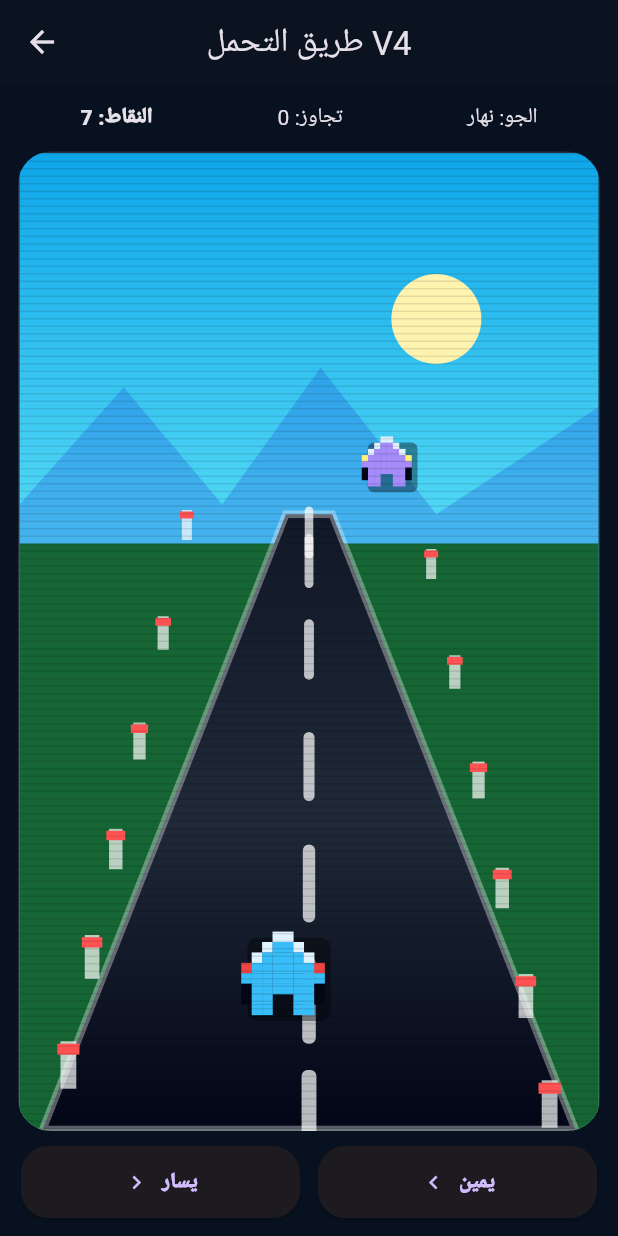
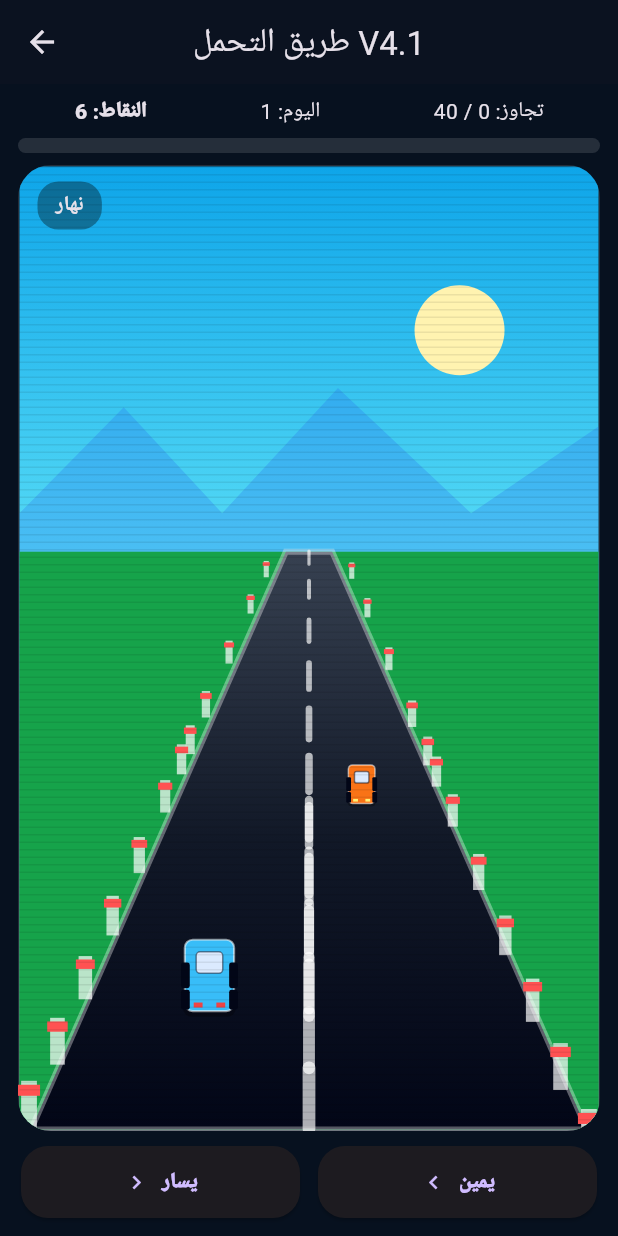
Before and after one commit to aljwaal1/carsgame, a Flutter app: the RoadV4Screen screen opened directly, after a tap on "ابدأ", after a tap on "يسار", on a phone screen of 412 x 824 dp. Run offline on Flutter 3.47's test engine with Material 3 defaults, Android fonts, the phone set to English and light mode, and no system bars; our stand-ins replace audioplayers, shared_preferences; accounts and stored records are empty.

Commit message:
Rework road game with Enduro-style passing logic

```diff
--- a/lib/main.dart
+++ b/lib/main.dart
@@ -16,7 +16,7 @@ class RetroV4App extends StatelessWidget {
   Widget build(BuildContext context) {
     return MaterialApp(
       debugShowCheckedModeBanner: false,
-      title: 'ألعاب زمان V4',
+      title: 'ألعاب زمان V4.1',
       theme: ThemeData.dark(useMaterial3: true).copyWith(
         scaffoldBackgroundColor: const Color(0xff07111f),
         appBarTheme: const AppBarTheme(centerTitle: true, backgroundColor: Color(0xff0b1220)),
@@ -64,15 +64,15 @@ class HomeV4 extends StatelessWidget {
             padding: const EdgeInsets.all(18),
             child: Column(crossAxisAlignment: CrossAxisAlignment.stretch, children: [
               const SizedBox(height: 8),
-              const Text('ألعاب زمان V4', textAlign: TextAlign.center, style: TextStyle(fontSize: 34, fontWeight: FontWeight.w900)),
+              const Text('ألعاب زمان V4.1', textAlign: TextAlign.center, style: TextStyle(fontSize: 34, fontWeight: FontWeight.w900)),
               const SizedBox(height: 6),
-              const Text('إعادة بناء من الصفر: أبطأ، أوضح، ونقاط منطقية', textAlign: TextAlign.center, style: TextStyle(color: Colors.white70)),
+              const Text('السيارات الآن بمنطق سباق تحمّل: أنت تلحق وتتجاوز', textAlign: TextAlign.center, style: TextStyle(color: Colors.white70)),
               const SizedBox(height: 28),
               GameTile(title: 'طائرة الوقود', icon: '✈️', text: 'إطلاق تلقائي، تحكم بالسحب أو الشريط، وقود وعوائق واضحة.', onTap: () => Navigator.push(context, MaterialPageRoute(builder: (_) => const Directionality(textDirection: TextDirection.rtl, child: PlaneV4Screen())))),
               const SizedBox(height: 16),
-              GameTile(title: 'طريق التحمل', icon: '🏎️', text: 'سباق أهدأ، منظور طريق أفضل، نقاط للتجاوز والمراحل.', onTap: () => Navigator.push(context, MaterialPageRoute(builder: (_) => const Directionality(textDirection: TextDirection.rtl, child: RoadV4Screen())))),
+              GameTile(title: 'طريق التحمل', icon: '🏎️', text: 'أنت تمشي للأمام، تلحق السيارات وتتجاوزها، مع ليل وطقس ومراحل.', onTap: () => Navigator.push(context, MaterialPageRoute(builder: (_) => const Directionality(textDirection: TextDirection.rtl, child: RoadV4Screen())))),
               const Spacer(),
-              const Text('هذه نسخة أصلية بروح الألعاب القديمة، وليست نسخة حرفية من لعبة محمية.', textAlign: TextAlign.center, style: TextStyle(color: Colors.white38, fontSize: 12)),
+              const Text('نسخة أصلية بروح ألعاب التحمل القديمة، وليست نسخة حرفية من لعبة محمية.', textAlign: TextAlign.center, style: TextStyle(color: Colors.white38, fontSize: 12)),
             ]),
           ),
         ),
@@ -419,10 +419,12 @@ class PlaneV4Painter extends CustomPainter {
   bool shouldRepaint(covariant PlaneV4Painter oldDelegate) => true;
 }
 
-class RoadCarV4 {
-  RoadCarV4({required this.x, required this.y, required this.lane, required this.speed});
-  double x, y, speed;
+class RoadOpponent {
+  RoadOpponent({required this.lane, required this.depth, required this.color, required this.speedBias});
   int lane;
+  double depth;
+  Color color;
+  double speedBias;
 }
 
 class RoadV4Screen extends StatefulWidget {
@@ -434,19 +436,20 @@ class RoadV4Screen extends StatefulWidget {
 class _RoadV4ScreenState extends State<RoadV4Screen> {
   final rnd = math.Random();
   Timer? timer;
-  double playerX = .5;
+  int playerLane = 2;
   int score = 0;
   int distance = 0;
   int passed = 0;
-  int stage = 1;
+  int target = 40;
+  int day = 1;
   int tick = 0;
   bool running = false;
   bool gameOver = false;
-  final cars = <RoadCarV4>[];
-  final lanes = [.28, .40, .52, .64, .76];
+  final opponents = <RoadOpponent>[];
+  final carColors = const [Color(0xffef4444), Color(0xffffd166), Color(0xff22c55e), Color(0xffa78bfa), Color(0xfff97316)];
 
   String get weather {
-    final p = (passed % 36) / 36;
+    final p = (passed % target) / target;
     if (p < .18) return 'نهار';
     if (p < .34) return 'غروب';
     if (p < .52) return 'ليل';
@@ -457,15 +460,16 @@ class _RoadV4ScreenState extends State<RoadV4Screen> {
 
   void start() {
     timer?.cancel();
-    playerX = .5;
+    playerLane = 2;
     score = 0;
     distance = 0;
     passed = 0;
-    stage = 1;
+    target = 40;
+    day = 1;
     tick = 0;
     running = true;
     gameOver = false;
-    cars.clear();
+    opponents.clear();
     Sfx.start();
     timer = Timer.periodic(const Duration(milliseconds: 33), (_) => step());
     setState(() {});
@@ -475,40 +479,64 @@ class _RoadV4ScreenState extends State<RoadV4Screen> {
     if (!running) return;
     tick++;
     distance++;
-    if (tick % 10 == 0) score += 1;
-    final speed = math.min(.017, .0055 + stage * .00055 + distance / 250000);
-    if (rnd.nextDouble() < (.014 + stage * .0014).clamp(.014, .027)) {
-      final lane = rnd.nextInt(lanes.length);
-      cars.add(RoadCarV4(x: lanes[lane] + (rnd.nextDouble() - .5) * .018, y: -.12, lane: lane, speed: .72 + rnd.nextDouble() * .32));
-    }
-    for (final c in cars) c.y += speed * c.speed;
-    final before = cars.length;
-    cars.removeWhere((c) => c.y > 1.12);
-    final removed = before - cars.length;
-    if (removed > 0) {
-      passed += removed;
-      score += removed * 100;
-      Sfx.pass();
-      if (passed > 0 && passed % 36 == 0) {
-        stage++;
-        score += 700;
-        cars.clear();
-        Sfx.stage();
+    if (tick % 12 == 0) score += 1;
+
+    final roadSpeed = math.min(.0135, .0048 + day * .00055 + distance / 260000);
+    final spawnChance = (.010 + day * .0012).clamp(.010, .024);
+    if (rnd.nextDouble() < spawnChance && opponents.length < 5) {
+      final lane = rnd.nextInt(5);
+      final tooClose = opponents.any((o) => o.lane == lane && o.depth < .22);
+      if (!tooClose) {
+        opponents.add(RoadOpponent(
+          lane: lane,
+          depth: .045,
+          color: carColors[rnd.nextInt(carColors.length)],
+          speedBias: .82 + rnd.nextDouble() * .28,
+        ));
       }
     }
-    for (final c in cars) {
-      if ((playerX - c.x).abs() < .050 && (.84 - c.y).abs() < .065) {
+
+    for (final o in opponents) {
+      o.depth += roadSpeed * o.speedBias;
+    }
+
+    final passedNow = opponents.where((o) => o.depth > 1.08).length;
+    if (passedNow > 0) {
+      passed += passedNow;
+      score += passedNow * 100;
+      Sfx.pass();
+      opponents.removeWhere((o) => o.depth > 1.08);
+    }
+
+    if (passed >= target) {
+      day++;
+      passed = 0;
+      target = math.min(90, target + 12);
+      score += 800;
+      opponents.clear();
+      Sfx.stage();
+    }
+
+    for (final o in opponents) {
+      if (o.depth > .78 && o.depth < .96 && o.lane == playerLane) {
         running = false;
         gameOver = true;
         Sfx.over();
       }
     }
+
     if (mounted) setState(() {});
   }
 
-  void move(double dx) {
+  void moveLeft() {
     if (!running) return;
-    playerX = (playerX + dx).clamp(.16, .84).toDouble();
+    playerLane = math.max(0, playerLane - 1);
+    setState(() {});
+  }
+
+  void moveRight() {
+    if (!running) return;
+    playerLane = math.min(4, playerLane + 1);
     setState(() {});
   }
 
@@ -517,136 +545,211 @@ class _RoadV4ScreenState extends State<RoadV4Screen> {
 
   @override
   Widget build(BuildContext context) => Scaffold(
-    appBar: AppBar(title: const Text('طريق التحمل V4')),
+    appBar: AppBar(title: const Text('طريق التحمل V4.1')),
     body: SafeArea(child: Column(children: [
-      Padding(padding: const EdgeInsets.all(12), child: Row(mainAxisAlignment: MainAxisAlignment.spaceAround, children: [
-        Text('النقاط: $score', style: const TextStyle(fontWeight: FontWeight.w900)),
-        Text('تجاوز: $passed'),
-        Text('الجو: $weather'),
+      Padding(padding: const EdgeInsets.fromLTRB(12, 8, 12, 8), child: Column(children: [
+        Row(mainAxisAlignment: MainAxisAlignment.spaceAround, children: [
+          Text('النقاط: $score', style: const TextStyle(fontWeight: FontWeight.w900)),
+          Text('اليوم: $day'),
+          Text('تجاوز: $passed / $target'),
+        ]),
+        const SizedBox(height: 7),
+        ClipRRect(borderRadius: BorderRadius.circular(20), child: LinearProgressIndicator(value: (passed / target).clamp(0, 1), minHeight: 10, backgroundColor: Colors.white12)),
       ])),
       Expanded(child: Container(
         margin: const EdgeInsets.symmetric(horizontal: 12),
         clipBehavior: Clip.antiAlias,
         decoration: BoxDecoration(borderRadius: BorderRadius.circular(22), border: Border.all(color: Colors.white12)),
         child: Stack(children: [
-          CustomPaint(painter: RoadV4Painter(playerX: playerX, cars: cars, weather: weather, tick: tick, score: score), child: const SizedBox.expand()),
-          if (!running) Center(child: _StartCard(title: gameOver ? 'حادث!' : 'طريق التحمل', subtitle: gameOver ? 'النقاط: $score' : 'تجاوز السيارات وأنهِ المراحل بهدوء', onTap: start)),
+          CustomPaint(painter: RoadEnduroPainter(playerLane: playerLane, opponents: opponents, weather: weather, tick: tick, day: day), child: const SizedBox.expand()),
+          Positioned(top: 10, left: 12, child: Container(padding: const EdgeInsets.symmetric(horizontal: 12, vertical: 6), decoration: BoxDecoration(color: Colors.black.withOpacity(.35), borderRadius: BorderRadius.circular(14)), child: Text(weather, style: const TextStyle(fontWeight: FontWeight.bold)))),
+          if (!running) Center(child: _StartCard(title: gameOver ? 'حادث!' : 'طريق التحمل', subtitle: gameOver ? 'النقاط: $score' : 'أنت تلحق السيارات أمامك وتتجاوزها. الهدف: $target سيارة', onTap: start)),
         ]),
       )),
       Padding(padding: const EdgeInsets.fromLTRB(14, 10, 14, 12), child: Row(children: [
-        Expanded(child: RetroButton(text: 'يسار', icon: Icons.keyboard_arrow_right, onTap: () => move(-.045))),
+        Expanded(child: RetroButton(text: 'يسار', icon: Icons.keyboard_arrow_right, onTap: moveLeft)),
         const SizedBox(width: 12),
-        Expanded(child: RetroButton(text: 'يمين', icon: Icons.keyboard_arrow_left, onTap: () => move(.045))),
+        Expanded(child: RetroButton(text: 'يمين', icon: Icons.keyboard_arrow_left, onTap: moveRight)),
       ])),
     ])),
   );
 }
 
-class RoadV4Painter extends CustomPainter {
-  RoadV4Painter({required this.playerX, required this.cars, required this.weather, required this.tick, required this.score});
-  final double playerX;
-  final List<RoadCarV4> cars;
+class RoadEnduroPainter extends CustomPainter {
+  RoadEnduroPainter({required this.playerLane, required this.opponents, required this.weather, required this.tick, required this.day});
+  final int playerLane;
+  final List<RoadOpponent> opponents;
   final String weather;
-  final int tick, score;
+  final int tick;
+  final int day;
+
+  double _ease(double d) => math.pow(d.clamp(0.0, 1.0), 1.18).toDouble();
+  double _y(Size s, double depth) => s.height * (.40 + .62 * _ease(depth));
+  double _roadWidth(Size s, double depth) => s.width * (.12 + .86 * _ease(depth));
+  double _laneX(Size s, int lane, double depth) {
+    final center = s.width * .5;
+    final width = _roadWidth(s, depth);
+    final left = center - width / 2;
+    return left + width * ((lane + .5) / 5.0);
+  }
 
   @override
   void paint(Canvas c, Size s) {
-    final w = s.width, h = s.height;
-    final colors = _sky();
-    c.drawRect(Offset.zero & s, Paint()..shader = LinearGradient(begin: Alignment.topCenter, end: Alignment.bottomCenter, colors: colors).createShader(Offset.zero & s));
-    _sun(c, s);
-    _mountains(c, s);
+    _sky(c, s);
+    _horizon(c, s);
     _road(c, s);
-    _posts(c, s);
-    _lanes(c, s);
-    for (final car in cars) _car(c, Offset(car.x * w, car.y * h), math.max(2.6, w * (.006 + car.y.clamp(0, 1) * .015)), true, car.lane);
-    final pc = Offset(playerX * w, h * .84);
-    if (weather == 'ليل' || weather == 'ضباب' || weather == 'مطر') _lights(c, s, pc);
-    _car(c, pc, math.max(5.4, w * .018), false, 0);
+    _roadMotion(c, s);
+    _sidePosts(c, s);
+    final sorted = List<RoadOpponent>.from(opponents)..sort((a, b) => a.depth.compareTo(b.depth));
+    for (final o in sorted) _opponentCar(c, s, o);
+    _playerCar(c, s);
     _weather(c, s);
     _scan(c, s);
   }
 
-  List<Color> _sky() {
+  void _sky(Canvas c, Size s) {
+    List<Color> colors;
     switch (weather) {
-      case 'غروب': return const [Color(0xff301150), Color(0xffe11d48), Color(0xfff59e0b)];
-      case 'ليل': return const [Color(0xff020617), Color(0xff111827), Color(0xff172033)];
-      case 'ضباب': return const [Color(0xff64748b), Color(0xffa8b3c4), Color(0xffdbe2eb)];
-      case 'ثلج': return const [Color(0xff93c5fd), Color(0xffdbeafe), Color(0xffffffff)];
-      case 'مطر': return const [Color(0xff0f172a), Color(0xff334155), Color(0xff475569)];
-      default: return const [Color(0xff0ea5e9), Color(0xff67e8f9), Color(0xff86efac)];
+      case 'غروب': colors = const [Color(0xff35104f), Color(0xffe11d48), Color(0xfff59e0b)]; break;
+      case 'ليل': colors = const [Color(0xff020617), Color(0xff0f172a), Color(0xff1e293b)]; break;
+      case 'ضباب': colors = const [Color(0xff64748b), Color(0xffa8b3c4), Color(0xffdbe2eb)]; break;
+      case 'ثلج': colors = const [Color(0xff93c5fd), Color(0xffdbeafe), Color(0xffffffff)]; break;
+      case 'مطر': colors = const [Color(0xff0f172a), Color(0xff334155), Color(0xff475569)]; break;
+      default: colors = const [Color(0xff0ea5e9), Color(0xff67e8f9), Color(0xff86efac)];
+    }
+    c.drawRect(Offset.zero & s, Paint()..shader = LinearGradient(begin: Alignment.topCenter, end: Alignment.bottomCenter, colors: colors).createShader(Offset.zero & s));
+    if (weather == 'ليل') {
+      c.drawCircle(Offset(s.width * .78, s.height * .13), 22, Paint()..color = Colors.white70);
+      for (var i = 0; i < 18; i++) c.drawCircle(Offset((i * 53 % s.width).toDouble(), (18 + i * 19 % (s.height * .22)).toDouble()), 1.4, Paint()..color = Colors.white54);
+    } else {
+      c.drawCircle(Offset(s.width * .76, s.height * .17), 30, Paint()..color = const Color(0xfffff3b0));
     }
   }
 
-  void _sun(Canvas c, Size s) {
-    if (weather == 'ليل') c.drawCircle(Offset(s.width * .78, s.height * .12), 23, Paint()..color = Colors.white70);
-    if (weather == 'غروب' || weather == 'نهار') c.drawCircle(Offset(s.width * .72, s.height * .17), 30, Paint()..color = const Color(0xfffff3b0));
-  }
-
-  void _mountains(Canvas c, Size s) {
-    final p = Paint()..color = weather == 'ليل' ? const Color(0xff0b1220) : const Color(0xff1d4ed8).withOpacity(.28);
-    final path = Path()..moveTo(0, s.height*.36)..lineTo(s.width*.18, s.height*.24)..lineTo(s.width*.35, s.height*.36)..lineTo(s.width*.52, s.height*.22)..lineTo(s.width*.72, s.height*.37)..lineTo(s.width, s.height*.26)..lineTo(s.width, s.height*.47)..lineTo(0, s.height*.47)..close();
-    c.drawPath(path, p);
-    final ground = weather == 'ثلج' ? const Color(0xfff8fafc) : const Color(0xff166534);
-    c.drawRect(Rect.fromLTWH(0, s.height*.40, s.width, s.height*.60), Paint()..color = weather == 'مطر' ? const Color(0xff1e3a2f) : ground);
+  void _horizon(Canvas c, Size s) {
+    final mountain = Path()
+      ..moveTo(0, s.height * .36)
+      ..lineTo(s.width * .18, s.height * .25)
+      ..lineTo(s.width * .35, s.height * .36)
+      ..lineTo(s.width * .55, s.height * .23)
+      ..lineTo(s.width * .78, s.height * .36)
+      ..lineTo(s.width, s.height * .27)
+      ..lineTo(s.width, s.height * .44)
+      ..lineTo(0, s.height * .44)
+      ..close();
+    c.drawPath(mountain, Paint()..color = weather == 'ليل' ? const Color(0xff0b1220) : const Color(0xff2563eb).withOpacity(.24));
+    final ground = weather == 'ثلج' ? const Color(0xfff8fafc) : weather == 'مطر' ? const Color(0xff14532d) : const Color(0xff16a34a);
+    c.drawRect(Rect.fromLTWH(0, s.height * .40, s.width, s.height * .60), Paint()..color = ground);
   }
 
   void _road(Canvas c, Size s) {
-    final w=s.width,h=s.height;
-    final road = Path()..moveTo(w*.46,h*.37)..lineTo(w*.54,h*.37)..lineTo(w*.96,h)..lineTo(w*.04,h)..close();
-    c.drawPath(road, Paint()..shader = const LinearGradient(begin: Alignment.topCenter, end: Alignment.bottomCenter, colors: [Color(0xff111827), Color(0xff1f2937), Color(0xff020617)]).createShader(Rect.fromLTWH(0,h*.37,w,h*.63)));
-    c.drawPath(road, Paint()..style=PaintingStyle.stroke..strokeWidth=5..color=Colors.white.withOpacity(.35));
+    final road = Path()
+      ..moveTo(s.width * .46, s.height * .40)
+      ..lineTo(s.width * .54, s.height * .40)
+      ..lineTo(s.width * .98, s.height)
+      ..lineTo(s.width * .02, s.height)
+      ..close();
+    c.drawPath(road, Paint()..shader = const LinearGradient(begin: Alignment.topCenter, end: Alignment.bottomCenter, colors: [Color(0xff374151), Color(0xff111827), Color(0xff020617)]).createShader(Rect.fromLTWH(0, s.height * .40, s.width, s.height * .60)));
+    c.drawPath(road, Paint()..style = PaintingStyle.stroke..strokeWidth = 4..color = Colors.white.withOpacity(.35));
   }
 
-  void _posts(Canvas c, Size s) {
-    for (var i=0;i<10;i++) {
-      final y=((i*72+tick*3)%(s.height+110)).toDouble()-55;
-      if (y<s.height*.38) continue;
-      final t=(y/s.height).clamp(0.0,1.0);
-      final lx=s.width*(.43-.37*t), rx=s.width*(.57+.37*t);
-      _post(c,Offset(lx,y),4+t*7); _post(c,Offset(rx,y+26),4+t*7);
-    }
-  }
-  void _post(Canvas c, Offset o, double size) {
-    c.drawRect(Rect.fromCenter(center:o,width:size,height:size*3),Paint()..color=Colors.white70);
-    c.drawRect(Rect.fromCenter(center:o.translate(0,-size),width:size*1.4,height:size*.7),Paint()..color=Colors.redAccent);
-  }
-
-  void _lanes(Canvas c, Size s) {
-    final laneOpacity = weather == 'ضباب' ? .30 : .72;
-    final p = Paint()..color = Colors.white.withOpacity(laneOpacity);
-    for(var i=0;i<11;i++){
-      final y=((i*78+tick*4)%(s.height+110)).toDouble()-55;
-      if(y<s.height*.38)continue;
-      final t=(y/s.height).clamp(0.0,1.0);
-      c.drawRRect(RRect.fromRectAndRadius(Rect.fromCenter(center:Offset(s.width*.5,y),width:3+t*7,height:16+t*48),const Radius.circular(4)),p);
+  void _roadMotion(Canvas c, Size s) {
+    final paint = Paint()..color = Colors.white.withOpacity(weather == 'ضباب' ? .28 : .68);
+    for (var i = 0; i < 16; i++) {
+      final raw = ((i * 64 + tick * 5) % 760) / 760.0;
+      final d = raw.clamp(.02, .98);
+      final y = _y(s, d);
+      final h = 10 + d * 42;
+      final w = 2 + d * 7;
+      c.drawRRect(RRect.fromRectAndRadius(Rect.fromCenter(center: Offset(s.width * .5, y), width: w, height: h), const Radius.circular(4)), paint);
     }
   }
 
-  void _lights(Canvas c, Size s, Offset pc){
-    final path=Path()..moveTo(pc.dx-22,pc.dy-12)..lineTo(pc.dx-s.width*.23,pc.dy-s.height*.37)..lineTo(pc.dx+s.width*.23,pc.dy-s.height*.37)..lineTo(pc.dx+22,pc.dy-12)..close();
-    c.drawPath(path,Paint()..color=const Color(0xfffff3b0).withOpacity(.16));
+  void _sidePosts(Canvas c, Size s) {
+    for (var i = 0; i < 12; i++) {
+      final d = (((i * 77 + tick * 4) % 820) / 820.0).clamp(.05, .99);
+      final y = _y(s, d);
+      final rw = _roadWidth(s, d);
+      final left = s.width * .5 - rw / 2 - 10 * d;
+      final right = s.width * .5 + rw / 2 + 10 * d;
+      final size = 3 + d * 8;
+      _post(c, Offset(left, y), size);
+      _post(c, Offset(right, y + 20 * d), size);
+    }
   }
 
-  void _car(Canvas c, Offset center, double px, bool enemy, int lane){
-    final palette=[const Color(0xffef4444),const Color(0xffffd166),const Color(0xff22c55e),const Color(0xffa78bfa),const Color(0xfff97316)];
-    final body=enemy?palette[lane%palette.length]:const Color(0xff38bdf8);
-    PixelArt.draw(c, center, px, const ['...WW...','..WBBW..','.WBBBBW.','RBBBBBBR','BBBBBBBB','KBBBBBBK','KBB..BBK','.BB..BB.'], {'W':const Color(0xffe0f2fe),'B':body,'R':enemy?const Color(0xfffff176):const Color(0xffef4444),'K':const Color(0xff020617)}, shadow:4);
+  void _post(Canvas c, Offset o, double size) {
+    c.drawRect(Rect.fromCenter(center: o, width: size, height: size * 3.2), Paint()..color = Colors.white70);
+    c.drawRect(Rect.fromCenter(center: o.translate(0, -size), width: size * 1.4, height: size * .7), Paint()..color = Colors.redAccent);
   }
 
-  void _weather(Canvas c, Size s){
-    if(weather=='ضباب') c.drawRect(Offset.zero&s,Paint()..color=Colors.white.withOpacity(.30));
-    if(weather=='ليل') c.drawRect(Offset.zero&s,Paint()..color=Colors.black.withOpacity(.18));
-    if(weather=='مطر'||weather=='ثلج'){
-      for(var i=0;i<90;i++){
-        final x=((i*61+tick*2)%s.width).toDouble(); final y=((i*47+tick*5)%s.height).toDouble();
-        if(weather=='مطر') c.drawLine(Offset(x,y),Offset(x-6,y+18),Paint()..color=const Color(0xff93c5fd).withOpacity(.7)..strokeWidth=1.5);
-        else c.drawCircle(Offset(x,y),i%3==0?2.4:1.4,Paint()..color=Colors.white.withOpacity(.9));
+  void _opponentCar(Canvas c, Size s, RoadOpponent o) {
+    final x = _laneX(s, o.lane, o.depth);
+    final y = _y(s, o.depth);
+    final scale = .25 + o.depth * 1.15;
+    _drawCar(c, Offset(x, y), s.width * .060 * scale, o.color, true, depth: o.depth);
+  }
+
+  void _playerCar(Canvas c, Size s) {
+    final x = _laneX(s, playerLane, .88);
+    final y = s.height * .84;
+    if (weather == 'ليل' || weather == 'ضباب' || weather == 'مطر') {
+      final light = Path()
+        ..moveTo(x - 18, y - 18)
+        ..lineTo(x - s.width * .18, y - s.height * .28)
+        ..lineTo(x + s.width * .18, y - s.height * .28)
+        ..lineTo(x + 18, y - 18)
+        ..close();
+      c.drawPath(light, Paint()..color = const Color(0xfffff3b0).withOpacity(.16));
+    }
+    _drawCar(c, Offset(x, y), s.width * .085, const Color(0xff38bdf8), false, depth: .95);
+  }
+
+  void _drawCar(Canvas c, Offset center, double width, Color body, bool opponent, {required double depth}) {
+    final height = width * 1.45;
+    final shadow = RRect.fromRectAndRadius(Rect.fromCenter(center: center.translate(0, height * .13), width: width * 1.08, height: height * .90), Radius.circular(width * .18));
+    c.drawRRect(shadow, Paint()..color = Colors.black.withOpacity(.28));
+
+    final bodyRect = RRect.fromRectAndRadius(Rect.fromCenter(center: center, width: width, height: height), Radius.circular(width * .16));
+    c.drawRRect(bodyRect, Paint()..color = body);
+    c.drawRRect(bodyRect, Paint()..style = PaintingStyle.stroke..strokeWidth = math.max(1, width * .045)..color = Colors.white.withOpacity(.55));
+
+    final cabin = RRect.fromRectAndRadius(Rect.fromCenter(center: center.translate(0, -height * .18), width: width * .54, height: height * .30), Radius.circular(width * .08));
+    c.drawRRect(cabin, Paint()..color = const Color(0xffdbeafe));
+    c.drawRRect(cabin, Paint()..style = PaintingStyle.stroke..strokeWidth = 1..color = const Color(0xff0f172a).withOpacity(.5));
+
+    final wheelPaint = Paint()..color = const Color(0xff020617);
+    c.drawRRect(RRect.fromRectAndRadius(Rect.fromLTWH(center.dx - width * .58, center.dy - height * .18, width * .18, height * .36), Radius.circular(width * .05)), wheelPaint);
+    c.drawRRect(RRect.fromRectAndRadius(Rect.fromLTWH(center.dx + width * .40, center.dy - height * .18, width * .18, height * .36), Radius.circular(width * .05)), wheelPaint);
+    c.drawRRect(RRect.fromRectAndRadius(Rect.fromLTWH(center.dx - width * .58, center.dy + height * .20, width * .18, height * .28), Radius.circular(width * .05)), wheelPaint);
+    c.drawRRect(RRect.fromRectAndRadius(Rect.fromLTWH(center.dx + width * .40, center.dy + height * .20, width * .18, height * .28), Radius.circular(width * .05)), wheelPaint);
+
+    final lamp = Paint()..color = opponent ? const Color(0xfffff176) : const Color(0xffef4444);
+    c.drawRect(Rect.fromLTWH(center.dx - width * .32, center.dy + height * .38, width * .18, height * .07), lamp);
+    c.drawRect(Rect.fromLTWH(center.dx + width * .14, center.dy + height * .38, width * .18, height * .07), lamp);
+  }
+
+  void _weather(Canvas c, Size s) {
+    if (weather == 'ضباب') c.drawRect(Offset.zero & s, Paint()..color = Colors.white.withOpacity(.28));
+    if (weather == 'ليل') c.drawRect(Offset.zero & s, Paint()..color = Colors.black.withOpacity(.12));
+    if (weather == 'مطر' || weather == 'ثلج') {
+      for (var i = 0; i < 90; i++) {
+        final x = ((i * 61 + tick * 2) % s.width).toDouble();
+        final y = ((i * 47 + tick * 5) % s.height).toDouble();
+        if (weather == 'مطر') {
+          c.drawLine(Offset(x, y), Offset(x - 6, y + 18), Paint()..color = const Color(0xff93c5fd).withOpacity(.70)..strokeWidth = 1.5);
+        } else {
+          c.drawCircle(Offset(x, y), i % 3 == 0 ? 2.4 : 1.4, Paint()..color = Colors.white.withOpacity(.90));
+        }
       }
     }
   }
 
-  void _scan(Canvas c, Size s){ final p=Paint()..color=Colors.black.withOpacity(.10); for(double y=0;y<s.height;y+=5){c.drawRect(Rect.fromLTWH(0,y,s.width,1),p);} }
+  void _scan(Canvas c, Size s) {
+    final p = Paint()..color = Colors.black.withOpacity(.08);
+    for (double y = 0; y < s.height; y += 5) c.drawRect(Rect.fromLTWH(0, y, s.width, 1), p);
+  }
+
   @override
-  bool shouldRepaint(covariant RoadV4Painter oldDelegate)=>true;
+  bool shouldRepaint(covariant RoadEnduroPainter oldDelegate) => true;
 }
```
